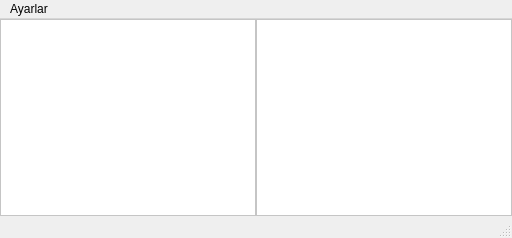
Old version of the form proj/untitled/mainwindow.ui in the repository EmreArslan0101/ceng_odev.
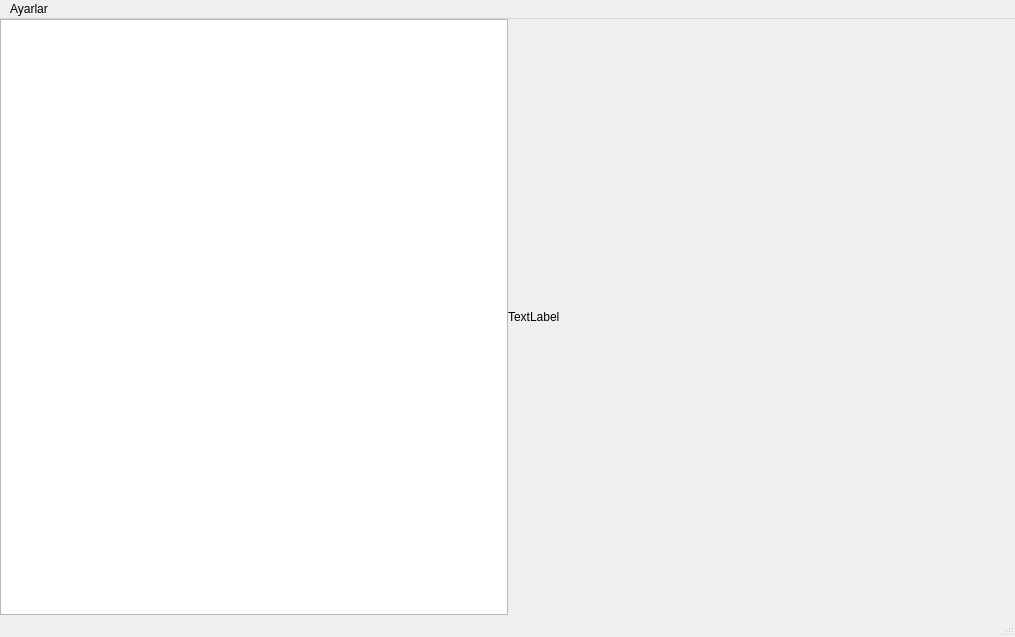
New version of the form.

Commit message: UI has been restrucutered

Diff of the .ui file:
```diff
--- a/proj/untitled/mainwindow.ui
+++ b/proj/untitled/mainwindow.ui
@@ -6,8 +6,8 @@
    <rect>
     <x>0</x>
     <y>0</y>
-    <width>512</width>
-    <height>238</height>
+    <width>1015</width>
+    <height>637</height>
    </rect>
   </property>
   <property name="windowTitle">
@@ -19,7 +19,7 @@
 	background-color: white;
 }</string>
    </property>
-   <layout class="QHBoxLayout" name="horizontalLayout_2">
+   <layout class="QHBoxLayout" name="horizontalLayout_2" stretch="1,1">
     <property name="spacing">
      <number>0</number>
     </property>
@@ -36,10 +36,14 @@
      <number>0</number>
     </property>
     <item>
-     <widget class="QPlainTextEdit" name="justReadZone"/>
+     <widget class="QPlainTextEdit" name="writeableZone"/>
     </item>
     <item>
-     <widget class="QPlainTextEdit" name="readAndWriteZone"/>
+     <widget class="QLabel" name="markdownZone">
+      <property name="text">
+       <string>TextLabel</string>
+      </property>
+     </widget>
     </item>
    </layout>
   </widget>
@@ -48,7 +52,7 @@
     <rect>
      <x>0</x>
      <y>0</y>
-     <width>512</width>
+     <width>1015</width>
      <height>23</height>
     </rect>
    </property>
```
The commit also changes 1 other file.
